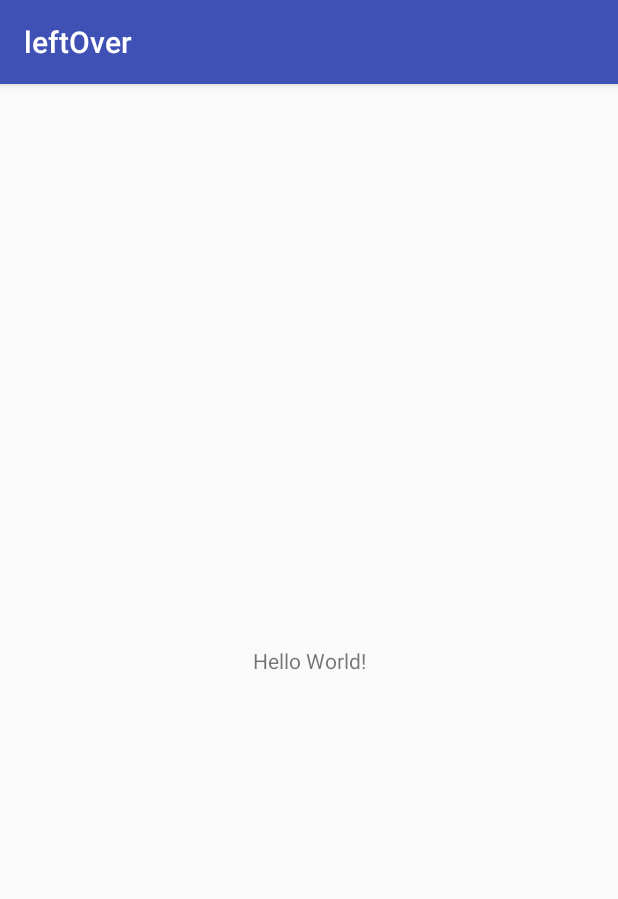
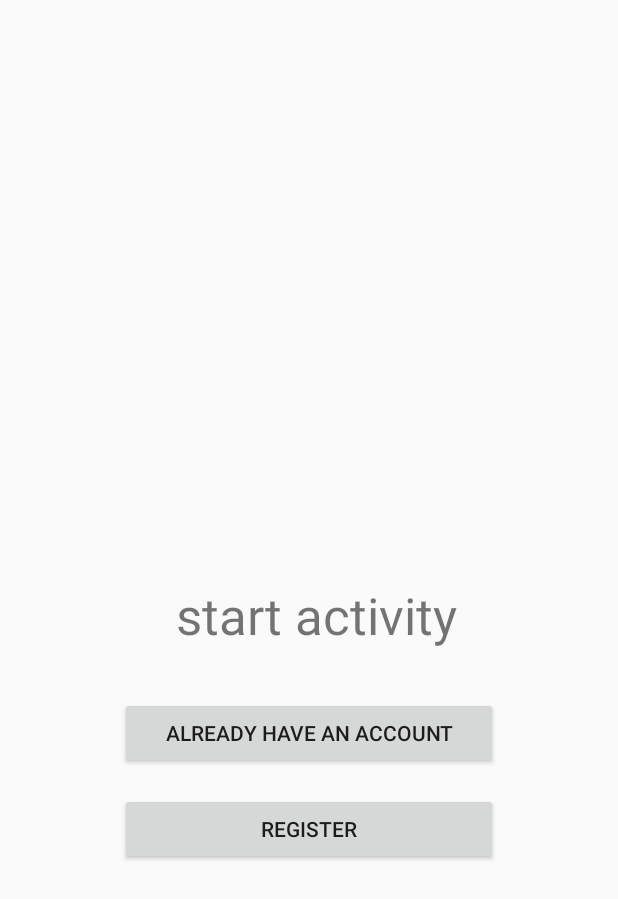
Before and after one commit to sofferor/leftOver, an Android app: the screen it shows after launch (MainActivity before the commit, StartActivity after it), on a phone screen of 412 x 824 dp. Shown: the top 899 px of the screen. Run offline under Robolectric (Android 15) with nearby library versions, the phone set to English and light mode, and no system bars; our stand-ins replace Firebase (no records; nobody signed in at launch, a user with empty details on screens opened directly).

Commit message:
register and login and toolbar

```diff
--- a/app/build.gradle
+++ b/app/build.gradle
@@ -22,7 +22,10 @@ dependencies {
     implementation fileTree(dir: 'libs', include: ['*.jar'])
     implementation 'com.android.support:appcompat-v7:26.1.0'
     implementation 'com.android.support.constraint:constraint-layout:1.0.2'
+    implementation 'com.google.firebase:firebase-auth:11.6.0'
     testImplementation 'junit:junit:4.12'
     androidTestImplementation 'com.android.support.test:runner:1.0.1'
     androidTestImplementation 'com.android.support.test.espresso:espresso-core:3.0.1'
 }
+
+apply plugin: 'com.google.gms.google-services'
--- a/app/src/main/AndroidManifest.xml
+++ b/app/src/main/AndroidManifest.xml
@@ -16,6 +16,9 @@
                 <category android:name="android.intent.category.LAUNCHER" />
             </intent-filter>
         </activity>
+        <activity android:name=".StartActivity" />
+        <activity android:name=".RegisterActivity" />
+        <activity android:name=".LoginActivity"></activity>
     </application>
 
 </manifest>
--- a/app/src/main/java/com/biu/leftover/MainActivity.java
+++ b/app/src/main/java/com/biu/leftover/MainActivity.java
@@ -1,13 +1,73 @@
 package com.biu.leftover;
 
+import android.content.Intent;
 import android.support.v7.app.AppCompatActivity;
 import android.os.Bundle;
+import android.support.v7.widget.Toolbar;
+import android.util.Log;
+import android.view.Menu;
+import android.view.MenuItem;
+import android.widget.Toast;
+
+import com.google.firebase.auth.FirebaseAuth;
+import com.google.firebase.auth.FirebaseUser;
 
 public class MainActivity extends AppCompatActivity {
+
+    private FirebaseAuth mAuth;
+    private Toolbar mToolBar;
 
     @Override
     protected void onCreate(Bundle savedInstanceState) {
         super.onCreate(savedInstanceState);
         setContentView(R.layout.activity_main);
+        mAuth = FirebaseAuth.getInstance();
+
+        //try to get the toolbar and write a title to it.
+        mToolBar = (Toolbar) findViewById(R.id.main_page_toolbar);
+        if (mToolBar == null) {
+            Toast.makeText(MainActivity.this, "MainActivity - mToolBar is null.", Toast.LENGTH_LONG);
+            Log.e("MainActivity", "MainActivity - mToolBar is null.");
+        }
+        setSupportActionBar(mToolBar);
+        try {
+            getSupportActionBar().setTitle("Tool Bar");
+        } catch (Exception e) {
+            Toast.makeText(MainActivity.this, e.getMessage(), Toast.LENGTH_LONG).show();
+            Log.e("MainActivity", e.getMessage());
+        }
+    }
+
+    @Override
+    public void onStart() {
+        super.onStart();
+        // Check if user is signed in (non-null) and update UI accordingly.
+        FirebaseUser currentUser = mAuth.getCurrentUser();
+        if (currentUser == null) {
+            goToStartActivity();
+        }
+    }
+
+    private void goToStartActivity() {
+        Intent startIntent = new Intent(MainActivity.this, StartActivity.class);
+        startActivity(startIntent);
+        finish();
+    }
+
+    @Override
+    public boolean onCreateOptionsMenu(Menu menu) {
+        super.onCreateOptionsMenu(menu);
+        getMenuInflater().inflate(R.menu.main_menu, menu);
+        return true;
+    }
+
+    @Override
+    public boolean onOptionsItemSelected(MenuItem item) {
+        super.onOptionsItemSelected(item);
+        if (item.getItemId() == R.id.main_menu_log_out) {
+            FirebaseAuth.getInstance().signOut();
+            goToStartActivity();
+        }
+        return  true;
     }
 }
--- /dev/null
+++ b/app/src/main/java/com/biu/leftover/StartActivity.java
@@ -0,0 +1,37 @@
+package com.biu.leftover;
+
+import android.content.Intent;
+import android.support.v7.app.AppCompatActivity;
+import android.os.Bundle;
+import android.view.View;
+import android.widget.Button;
+
+public class StartActivity extends AppCompatActivity {
+
+    private Button regBtn;
+    private Button loginBtn;
+    @Override
+    protected void onCreate(Bundle savedInstanceState) {
+        super.onCreate(savedInstanceState);
+        setContentView(R.layout.activity_start);
+
+        regBtn = (Button) findViewById(R.id.start_btn_reg);
+        loginBtn = findViewById(R.id.start_btn_login);
+
+        regBtn.setOnClickListener(new View.OnClickListener() {
+            @Override
+            public void onClick(View view) {
+                Intent reg_intent = new Intent(StartActivity.this, RegisterActivity.class);
+                startActivity(reg_intent);
+            }
+        });
+
+        loginBtn.setOnClickListener(new View.OnClickListener() {
+            @Override
+            public void onClick(View view) {
+                Intent login_intent = new Intent(StartActivity.this, LoginActivity.class);
+                startActivity(login_intent);
+            }
+        });
+    }
+}
--- /dev/null
+++ b/app/src/main/res/layout/activity_start.xml
@@ -0,0 +1,56 @@
+<?xml version="1.0" encoding="utf-8"?>
+<android.support.constraint.ConstraintLayout xmlns:android="http://schemas.android.com/apk/res/android"
+    xmlns:app="http://schemas.android.com/apk/res-auto"
+    xmlns:tools="http://schemas.android.com/tools"
+    android:layout_width="match_parent"
+    android:layout_height="match_parent"
+    tools:context=".StartActivity">
+
+    <TextView
+        android:id="@+id/textView"
+        android:layout_width="wrap_content"
+        android:layout_height="49dp"
+        android:layout_marginBottom="8dp"
+        android:layout_marginEnd="96dp"
+        android:layout_marginStart="96dp"
+        android:layout_marginTop="8dp"
+        android:text="@string/start_activity"
+        android:textSize="34sp"
+        app:layout_constraintBottom_toBottomOf="parent"
+        app:layout_constraintEnd_toEndOf="parent"
+        app:layout_constraintHorizontal_bias="0.666"
+        app:layout_constraintStart_toStartOf="parent"
+        app:layout_constraintTop_toTopOf="parent" />
+
+    <Button
+        android:id="@+id/start_btn_reg"
+        android:layout_width="0dp"
+        android:layout_height="wrap_content"
+        android:layout_marginBottom="8dp"
+        android:layout_marginEnd="80dp"
+        android:layout_marginStart="80dp"
+        android:layout_marginTop="16dp"
+        android:text="@string/register"
+        android:textSize="14sp"
+        app:layout_constraintBottom_toBottomOf="parent"
+        app:layout_constraintEnd_toEndOf="parent"
+        app:layout_constraintHorizontal_bias="0.0"
+        app:layout_constraintStart_toStartOf="parent"
+        app:layout_constraintTop_toBottomOf="@+id/start_btn_login"
+        app:layout_constraintVertical_bias="0.0"
+        tools:text="need new account?" />
+
+    <Button
+        android:id="@+id/start_btn_login"
+        android:layout_width="0dp"
+        android:layout_height="48dp"
+        android:layout_marginEnd="80dp"
+        android:layout_marginStart="80dp"
+        android:layout_marginTop="28dp"
+        android:text="@string/already_have_an_account"
+        android:textSize="14sp"
+        app:layout_constraintEnd_toEndOf="parent"
+        app:layout_constraintHorizontal_bias="0.0"
+        app:layout_constraintStart_toStartOf="parent"
+        app:layout_constraintTop_toBottomOf="@+id/textView" />
+</android.support.constraint.ConstraintLayout>
--- /dev/null
+++ b/app/src/main/res/menu/main_menu.xml
@@ -0,0 +1,11 @@
+<?xml version="1.0" encoding="utf-8"?>
+<menu xmlns:app="http://schemas.android.com/apk/res-auto"
+    xmlns:android="http://schemas.android.com/apk/res/android">
+
+    <item
+        android:id="@+id/main_menu_definitions"
+        android:title="@string/definitions" />
+    <item
+        android:id="@+id/main_menu_log_out"
+        android:title="@string/log_out" />
+</menu>
--- a/app/src/main/res/values/strings.xml
+++ b/app/src/main/res/values/strings.xml
@@ -1,3 +1,15 @@
 <resources>
     <string name="app_name">leftOver</string>
+    <string name="start_activity">start activity</string>
+    <string name="register">register</string>
+    <string name="password">Password</string>
+    <string name="email">Email</string>
+    <string name="name">Name</string>
+    <string name="main_activity">main activity</string>
+    <string name="definitions">Definitions</string>
+    <string name="log_out">Log Out</string>
+    <string name="create_a_new_account">Create a New Account</string>
+    <string name="login">Login</string>
+    <string name="login_to_your_account">Login to your account</string>
+    <string name="already_have_an_account">already have an account</string>
 </resources>
--- a/app/src/main/res/values/styles.xml
+++ b/app/src/main/res/values/styles.xml
@@ -1,8 +1,10 @@
 <resources>
 
     <!-- Base application theme. -->
-    <style name="AppTheme" parent="Theme.AppCompat.Light.DarkActionBar">
+    <style name="AppTheme" parent="Theme.AppCompat.Light.NoActionBar">
         <!-- Customize your theme here. -->
+        <item name="windowActionBar">false</item>
+        <item name="windowNoTitle">true</item>
         <item name="colorPrimary">@color/colorPrimary</item>
         <item name="colorPrimaryDark">@color/colorPrimaryDark</item>
         <item name="colorAccent">@color/colorAccent</item>
```
Also changed, not shown: app/src/main/java/com/biu/leftover/LoginActivity.java (added, +90 -0 lines), app/src/main/java/com/biu/leftover/RegisterActivity.java (added, +84 -0 lines), app/src/main/res/layout/activity_login.xml (added, +71 -0 lines), app/src/main/res/layout/activity_main.xml (+8 -2 lines), app/src/main/res/layout/activity_register.xml (added, +85 -0 lines), app/src/main/res/layout/app_bar_layout.xml (added, +9 -0 lines).
